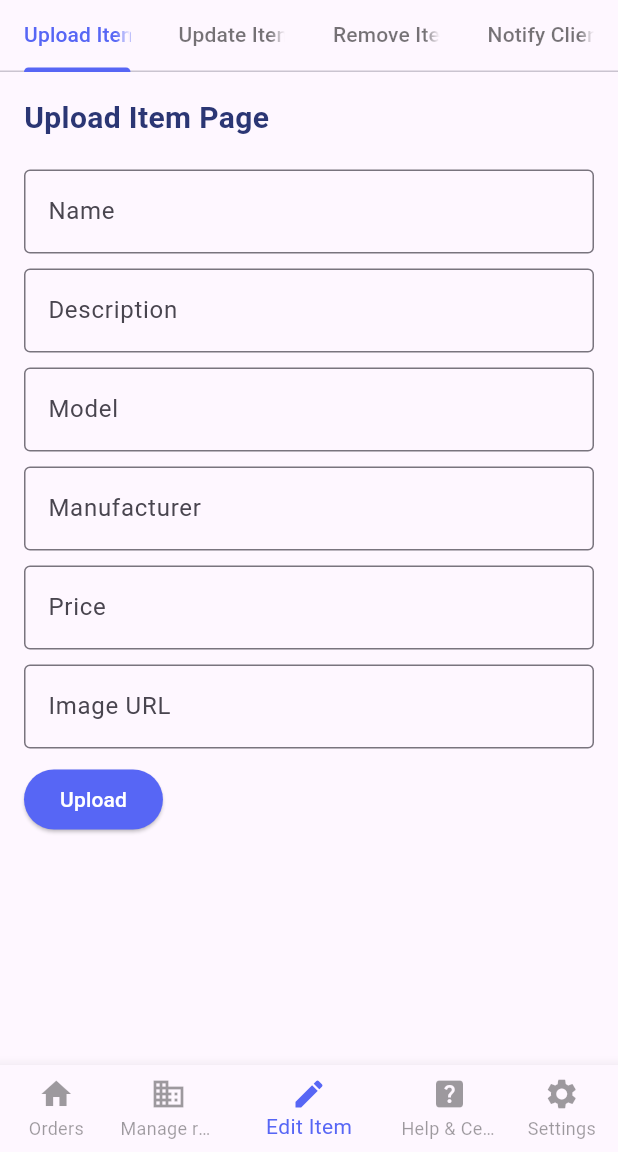
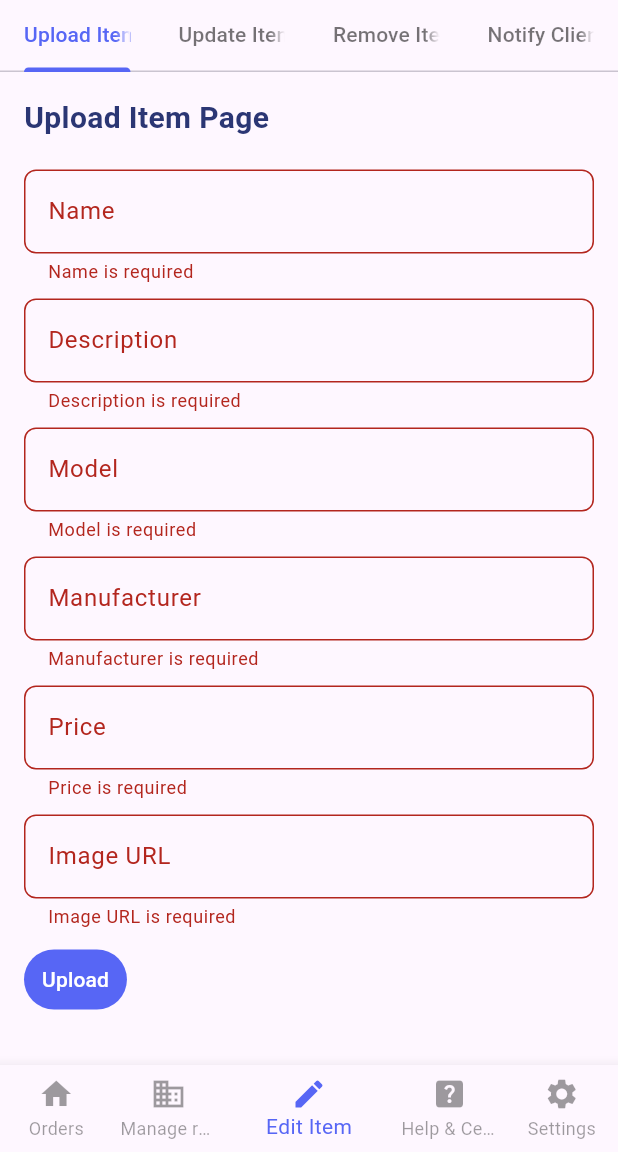
Before and after one commit to upc-pre-202402-cc238-sw65-dev-raid/cartunn-mobile-app, a Flutter app: the screen it shows after launch, item 3 of the bottom bar chosen, after a tap on "Upload", on a phone screen of 412 x 824 dp, the part 84-1236 px from its top. Run offline on Flutter 3.47's test engine with Material 3 defaults, Android fonts, the phone set to English and light mode, and no system bars.

Commit message:
feat(widgets): add custom text button and form field

```diff
--- a/lib/views/editItem/uploadItem/upload_item.dart
+++ b/lib/views/editItem/uploadItem/upload_item.dart
@@ -1,8 +1,10 @@
 import 'package:flutter/material.dart';
 import 'package:http/http.dart' as http;
 import 'dart:convert';
-import 'package:cartunn/components/button.dart';
-import 'package:cartunn/components/textfield.dart';
+
+import '../../../widgets/custom_text_button.dart';
+import '../../../widgets/custom_text_form_field.dart';
+
 
 class UploadItemPage extends StatefulWidget {
   const UploadItemPage({super.key});
@@ -76,25 +78,25 @@ class UploadItemPageState extends State<UploadItemPage> {
                 style: TextStyle(fontSize: 20, fontWeight: FontWeight.bold, color: Color(0xFF2B3674)),
               ),
               const SizedBox(height: 20),
-              CustomTextField(controller: _nameController, label: 'Name'),
+              CustomTextFormField(controller: _nameController, label: 'Name'),
               const SizedBox(height: 10),
-              CustomTextField(controller: _descriptionController, label: 'Description'),
+              CustomTextFormField(controller: _descriptionController, label: 'Description'),
               const SizedBox(height: 10),
-              CustomTextField(controller: _modelController, label: 'Model'),
+              CustomTextFormField(controller: _modelController, label: 'Model'),
               const SizedBox(height: 10),
-              CustomTextField(controller: _manufacturerController, label: 'Manufacturer'),
+              CustomTextFormField(controller: _manufacturerController, label: 'Manufacturer'),
               const SizedBox(height: 10),
-              CustomTextField(controller: _priceController, label: 'Price'),
+              CustomTextFormField(controller: _priceController, label: 'Price'),
               const SizedBox(height: 10),
-              CustomTextField(controller: _imageController, label: 'Image URL'),
+              CustomTextFormField(controller: _imageController, label: 'Image URL'),
               const SizedBox(height: 10),
               Row(
                 mainAxisAlignment: MainAxisAlignment.spaceBetween,
                 children: [
-                  CustomButton(
+                  CustomTextButton(
                     text: 'Upload',
-                    buttonColor: const Color(0xFF5766f5),
-                    textColor: Colors.white,
+                    color: Colors.white,
+                    backgroundColor: const Color(0xFF5766f5),
                     onPressed: _uploadItem,
                   ),
                 ],
--- /dev/null
+++ b/lib/widgets/custom_text_button.dart
@@ -0,0 +1,29 @@
+import 'package:flutter/material.dart';
+
+class CustomTextButton extends StatelessWidget{
+  final String text;
+  final Color color;
+  final Color backgroundColor;
+  final VoidCallback onPressed;
+  const CustomTextButton({
+    super.key,
+    required this.text,
+    required this.color,
+    required this.backgroundColor,
+    required this.onPressed
+  });
+  @override
+  Widget build(BuildContext context) {
+    return TextButton(
+      style: TextButton.styleFrom(
+          backgroundColor: backgroundColor,
+          foregroundColor: Colors.purple
+      ),
+      onPressed: ()=> { onPressed() },
+      child: Center(
+        child: Text(text, style: TextStyle(color: color)),
+      ),
+    );
+  }
+
+}
--- /dev/null
+++ b/lib/widgets/custom_text_form_field.dart
@@ -0,0 +1,31 @@
+import 'package:flutter/material.dart';
+
+class CustomTextFormField extends StatelessWidget {
+  final TextEditingController controller;
+  final String label;
+
+  const CustomTextFormField({
+    Key? key,
+    required this.controller,
+    required this.label,
+  }) : super(key: key);
+
+  @override
+  Widget build(BuildContext context) {
+    return TextFormField(
+      controller: controller,
+      decoration: InputDecoration(
+        labelText: label,
+        border: OutlineInputBorder(
+          borderRadius: BorderRadius.circular(8.0),
+        ),
+      ),
+      validator: (value) {
+        if (value == null || value.isEmpty) {
+          return '$label is required';
+        }
+        return null;
+      },
+    );
+  }
+}
```
